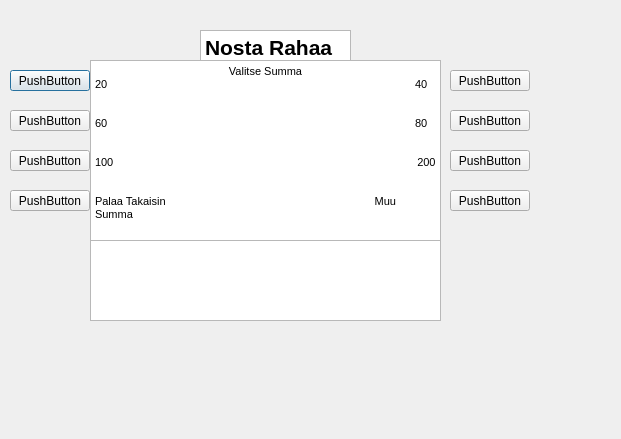
Old version of the form bankautomat/nostarahaa.ui in the repository tvt21kmo-bank-project/group_6.
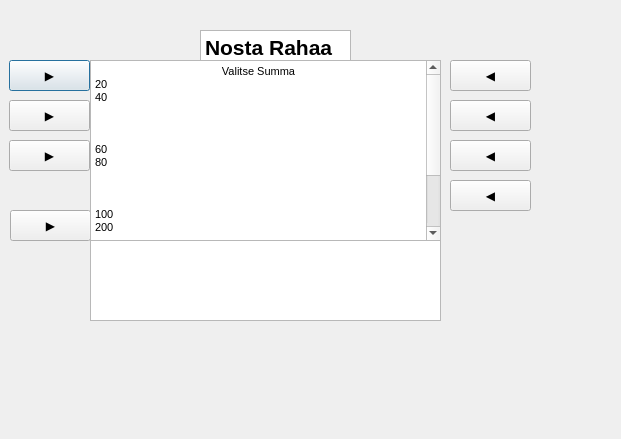
New version of the form.

Diff of the .ui file:
```diff
--- a/bankautomat/nostarahaa.ui
+++ b/bankautomat/nostarahaa.ui
@@ -16,105 +16,105 @@
   <widget class="QPushButton" name="pushButton_20">
    <property name="geometry">
     <rect>
-     <x>10</x>
-     <y>70</y>
-     <width>80</width>
-     <height>21</height>
+     <x>9</x>
+     <y>60</y>
+     <width>81</width>
+     <height>31</height>
     </rect>
    </property>
    <property name="text">
-    <string>PushButton</string>
+    <string>▶️</string>
    </property>
   </widget>
   <widget class="QPushButton" name="pushButton_60">
    <property name="geometry">
     <rect>
-     <x>10</x>
-     <y>110</y>
-     <width>80</width>
-     <height>21</height>
+     <x>9</x>
+     <y>100</y>
+     <width>81</width>
+     <height>31</height>
     </rect>
    </property>
    <property name="text">
-    <string>PushButton</string>
+    <string>▶️</string>
    </property>
   </widget>
   <widget class="QPushButton" name="pushButton_100">
    <property name="geometry">
     <rect>
-     <x>10</x>
-     <y>150</y>
-     <width>80</width>
-     <height>21</height>
+     <x>9</x>
+     <y>140</y>
+     <width>81</width>
+     <height>31</height>
     </rect>
    </property>
    <property name="text">
-    <string>PushButton</string>
+    <string>▶️</string>
    </property>
   </widget>
   <widget class="QPushButton" name="pushButton_Palaa">
    <property name="geometry">
     <rect>
      <x>10</x>
-     <y>190</y>
-     <width>80</width>
-     <height>21</height>
+     <y>210</y>
+     <width>81</width>
+     <height>31</height>
     </rect>
    </property>
    <property name="text">
-    <string>PushButton</string>
+    <string>▶️</string>
    </property>
   </widget>
   <widget class="QPushButton" name="pushButton_40">
    <property name="geometry">
     <rect>
      <x>450</x>
-     <y>70</y>
-     <width>80</width>
-     <height>21</height>
+     <y>60</y>
+     <width>81</width>
+     <height>31</height>
     </rect>
    </property>
    <property name="text">
-    <string>PushButton</string>
+    <string>◀️</string>
    </property>
   </widget>
   <widget class="QPushButton" name="pushButton_80">
    <property name="geometry">
     <rect>
      <x>450</x>
-     <y>110</y>
-     <width>80</width>
-     <height>21</height>
+     <y>100</y>
+     <width>81</width>
+     <height>31</height>
     </rect>
    </property>
    <property name="text">
-    <string>PushButton</string>
+    <string>◀️</string>
    </property>
   </widget>
   <widget class="QPushButton" name="pushButton_Muu_Summa">
    <property name="geometry">
     <rect>
      <x>450</x>
-     <y>190</y>
-     <width>80</width>
-     <height>21</height>
+     <y>180</y>
+     <width>81</width>
+     <height>31</height>
     </rect>
    </property>
    <property name="text">
-    <string>PushButton</string>
+    <string>◀️</string>
    </property>
   </widget>
   <widget class="QPushButton" name="pushButton_200">
    <property name="geometry">
     <rect>
      <x>450</x>
-     <y>150</y>
-     <width>80</width>
-     <height>21</height>
+     <y>140</y>
+     <width>81</width>
+     <height>31</height>
     </rect>
    </property>
    <property name="text">
-    <string>PushButton</string>
+    <string>◀️</string>
    </property>
   </widget>
   <widget class="QTextBrowser" name="textBrowser">
@@ -128,10 +128,10 @@
    </property>
    <property name="html">
     <string>&lt;!DOCTYPE HTML PUBLIC &quot;-//W3C//DTD HTML 4.0//EN&quot; &quot;http://www.w3.org/TR/REC-html40/strict.dtd&quot;&gt;
-&lt;html&gt;&lt;head&gt;&lt;meta name=&quot;qrichtext&quot; content=&quot;1&quot; /&gt;&lt;style type=&quot;text/css&quot;&gt;
+&lt;html&gt;&lt;head&gt;&lt;meta name=&quot;qrichtext&quot; content=&quot;1&quot; /&gt;&lt;meta charset=&quot;utf-8&quot; /&gt;&lt;style type=&quot;text/css&quot;&gt;
 p, li { white-space: pre-wrap; }
-&lt;/style&gt;&lt;/head&gt;&lt;body style=&quot; font-family:'MS Shell Dlg 2'; font-size:8.25pt; font-weight:400; font-style:normal;&quot;&gt;
-&lt;p style=&quot; margin-top:0px; margin-bottom:0px; margin-left:0px; margin-right:0px; -qt-block-indent:0; text-indent:0px;&quot;&gt;&lt;span style=&quot; font-size:16pt; font-weight:600;&quot;&gt;Nosta Rahaa&lt;/span&gt;&lt;/p&gt;&lt;/body&gt;&lt;/html&gt;</string>
+&lt;/style&gt;&lt;/head&gt;&lt;body style=&quot; font-family:'.AppleSystemUIFont'; font-size:13pt; font-weight:400; font-style:normal;&quot;&gt;
+&lt;p style=&quot; margin-top:0px; margin-bottom:0px; margin-left:0px; margin-right:0px; -qt-block-indent:0; text-indent:0px;&quot;&gt;&lt;span style=&quot; font-family:'MS Shell Dlg 2'; font-size:16pt; font-weight:600;&quot;&gt;Nosta Rahaa&lt;/span&gt;&lt;/p&gt;&lt;/body&gt;&lt;/html&gt;</string>
    </property>
   </widget>
   <widget class="QTextBrowser" name="textBrowser_2">
@@ -145,20 +145,25 @@
    </property>
    <property name="html">
     <string>&lt;!DOCTYPE HTML PUBLIC &quot;-//W3C//DTD HTML 4.0//EN&quot; &quot;http://www.w3.org/TR/REC-html40/strict.dtd&quot;&gt;
-&lt;html&gt;&lt;head&gt;&lt;meta name=&quot;qrichtext&quot; content=&quot;1&quot; /&gt;&lt;style type=&quot;text/css&quot;&gt;
+&lt;html&gt;&lt;head&gt;&lt;meta name=&quot;qrichtext&quot; content=&quot;1&quot; /&gt;&lt;meta charset=&quot;utf-8&quot; /&gt;&lt;style type=&quot;text/css&quot;&gt;
 p, li { white-space: pre-wrap; }
-&lt;/style&gt;&lt;/head&gt;&lt;body style=&quot; font-family:'MS Shell Dlg 2'; font-size:8.25pt; font-weight:400; font-style:normal;&quot;&gt;
-&lt;p align=&quot;center&quot; style=&quot; margin-top:0px; margin-bottom:0px; margin-left:0px; margin-right:0px; -qt-block-indent:0; text-indent:0px;&quot;&gt;Valitse Summa&lt;/p&gt;
-&lt;p style=&quot; margin-top:0px; margin-bottom:0px; margin-left:0px; margin-right:0px; -qt-block-indent:0; text-indent:0px;&quot;&gt;20				40&lt;/p&gt;
-&lt;p style=&quot;-qt-paragraph-type:empty; margin-top:0px; margin-bottom:0px; margin-left:0px; margin-right:0px; -qt-block-indent:0; text-indent:0px;&quot;&gt;&lt;br /&gt;&lt;/p&gt;
-&lt;p style=&quot;-qt-paragraph-type:empty; margin-top:0px; margin-bottom:0px; margin-left:0px; margin-right:0px; -qt-block-indent:0; text-indent:0px;&quot;&gt;&lt;br /&gt;&lt;/p&gt;
-&lt;p style=&quot; margin-top:0px; margin-bottom:0px; margin-left:0px; margin-right:0px; -qt-block-indent:0; text-indent:0px;&quot;&gt;60				80&lt;/p&gt;
-&lt;p style=&quot;-qt-paragraph-type:empty; margin-top:0px; margin-bottom:0px; margin-left:0px; margin-right:0px; -qt-block-indent:0; text-indent:0px;&quot;&gt;&lt;br /&gt;&lt;/p&gt;
-&lt;p style=&quot;-qt-paragraph-type:empty; margin-top:0px; margin-bottom:0px; margin-left:0px; margin-right:0px; -qt-block-indent:0; text-indent:0px;&quot;&gt;&lt;br /&gt;&lt;/p&gt;
-&lt;p style=&quot; margin-top:0px; margin-bottom:0px; margin-left:0px; margin-right:0px; -qt-block-indent:0; text-indent:0px;&quot;&gt;100			                           200&lt;/p&gt;
-&lt;p style=&quot;-qt-paragraph-type:empty; margin-top:0px; margin-bottom:0px; margin-left:0px; margin-right:0px; -qt-block-indent:0; text-indent:0px;&quot;&gt;&lt;br /&gt;&lt;/p&gt;
-&lt;p style=&quot;-qt-paragraph-type:empty; margin-top:0px; margin-bottom:0px; margin-left:0px; margin-right:0px; -qt-block-indent:0; text-indent:0px;&quot;&gt;&lt;br /&gt;&lt;/p&gt;
-&lt;p style=&quot; margin-top:0px; margin-bottom:0px; margin-left:0px; margin-right:0px; -qt-block-indent:0; text-indent:0px;&quot;&gt;Palaa Takaisin 			             Muu Summa&lt;/p&gt;&lt;/body&gt;&lt;/html&gt;</string>
+&lt;/style&gt;&lt;/head&gt;&lt;body style=&quot; font-family:'.AppleSystemUIFont'; font-size:13pt; font-weight:400; font-style:normal;&quot;&gt;
+&lt;p align=&quot;center&quot; style=&quot; margin-top:0px; margin-bottom:0px; margin-left:0px; margin-right:0px; -qt-block-indent:0; text-indent:0px;&quot;&gt;&lt;span style=&quot; font-family:'MS Shell Dlg 2'; font-size:8.25pt;&quot;&gt;Valitse Summa&lt;/span&gt;&lt;/p&gt;
+&lt;p style=&quot; margin-top:0px; margin-bottom:0px; margin-left:0px; margin-right:0px; -qt-block-indent:0; text-indent:0px;&quot;&gt;&lt;span style=&quot; font-family:'MS Shell Dlg 2'; font-size:8.25pt;&quot;&gt;20				40&lt;/span&gt;&lt;/p&gt;
+&lt;p style=&quot;-qt-paragraph-type:empty; margin-top:0px; margin-bottom:0px; margin-left:0px; margin-right:0px; -qt-block-indent:0; text-indent:0px; font-family:'MS Shell Dlg 2'; font-size:8.25pt;&quot;&gt;&lt;br /&gt;&lt;/p&gt;
+&lt;p style=&quot;-qt-paragraph-type:empty; margin-top:0px; margin-bottom:0px; margin-left:0px; margin-right:0px; -qt-block-indent:0; text-indent:0px; font-family:'MS Shell Dlg 2'; font-size:8.25pt;&quot;&gt;&lt;br /&gt;&lt;/p&gt;
+&lt;p style=&quot;-qt-paragraph-type:empty; margin-top:0px; margin-bottom:0px; margin-left:0px; margin-right:0px; -qt-block-indent:0; text-indent:0px; font-family:'MS Shell Dlg 2'; font-size:8.25pt;&quot;&gt;&lt;br /&gt;&lt;/p&gt;
+&lt;p style=&quot; margin-top:0px; margin-bottom:0px; margin-left:0px; margin-right:0px; -qt-block-indent:0; text-indent:0px;&quot;&gt;&lt;span style=&quot; font-family:'MS Shell Dlg 2'; font-size:8.25pt;&quot;&gt;60				80&lt;/span&gt;&lt;/p&gt;
+&lt;p style=&quot;-qt-paragraph-type:empty; margin-top:0px; margin-bottom:0px; margin-left:0px; margin-right:0px; -qt-block-indent:0; text-indent:0px; font-family:'MS Shell Dlg 2'; font-size:8.25pt;&quot;&gt;&lt;br /&gt;&lt;/p&gt;
+&lt;p style=&quot;-qt-paragraph-type:empty; margin-top:0px; margin-bottom:0px; margin-left:0px; margin-right:0px; -qt-block-indent:0; text-indent:0px; font-family:'MS Shell Dlg 2'; font-size:8.25pt;&quot;&gt;&lt;br /&gt;&lt;/p&gt;
+&lt;p style=&quot;-qt-paragraph-type:empty; margin-top:0px; margin-bottom:0px; margin-left:0px; margin-right:0px; -qt-block-indent:0; text-indent:0px; font-family:'MS Shell Dlg 2'; font-size:8.25pt;&quot;&gt;&lt;br /&gt;&lt;/p&gt;
+&lt;p style=&quot; margin-top:0px; margin-bottom:0px; margin-left:0px; margin-right:0px; -qt-block-indent:0; text-indent:0px;&quot;&gt;&lt;span style=&quot; font-family:'MS Shell Dlg 2'; font-size:8.25pt;&quot;&gt;100			                            200&lt;/span&gt;&lt;/p&gt;
+&lt;p style=&quot;-qt-paragraph-type:empty; margin-top:0px; margin-bottom:0px; margin-left:0px; margin-right:0px; -qt-block-indent:0; text-indent:0px; font-family:'MS Shell Dlg 2'; font-size:8.25pt;&quot;&gt;&lt;br /&gt;&lt;/p&gt;
+&lt;p style=&quot;-qt-paragraph-type:empty; margin-top:0px; margin-bottom:0px; margin-left:0px; margin-right:0px; -qt-block-indent:0; text-indent:0px; font-family:'MS Shell Dlg 2'; font-size:8.25pt;&quot;&gt;&lt;br /&gt;&lt;/p&gt;
+&lt;p style=&quot;-qt-paragraph-type:empty; margin-top:0px; margin-bottom:0px; margin-left:0px; margin-right:0px; -qt-block-indent:0; text-indent:0px; font-family:'MS Shell Dlg 2'; font-size:8.25pt;&quot;&gt;&lt;br /&gt;&lt;/p&gt;
+&lt;p style=&quot; margin-top:0px; margin-bottom:0px; margin-left:0px; margin-right:0px; -qt-block-indent:0; text-indent:0px;&quot;&gt;&lt;span style=&quot; font-family:'MS Shell Dlg 2'; font-size:8.25pt;&quot;&gt;			               Muu Summa&lt;/span&gt;&lt;/p&gt;
+&lt;p style=&quot;-qt-paragraph-type:empty; margin-top:0px; margin-bottom:0px; margin-left:0px; margin-right:0px; -qt-block-indent:0; text-indent:0px; font-family:'MS Shell Dlg 2'; font-size:8.25pt;&quot;&gt;&lt;br /&gt;&lt;/p&gt;
+&lt;p style=&quot; margin-top:0px; margin-bottom:0px; margin-left:0px; margin-right:0px; -qt-block-indent:0; text-indent:0px;&quot;&gt;&lt;span style=&quot; font-family:'MS Shell Dlg 2'; font-size:8.25pt;&quot;&gt;Palaa Takaisin 			           &lt;/span&gt;&lt;/p&gt;&lt;/body&gt;&lt;/html&gt;</string>
    </property>
   </widget>
   <widget class="QTextBrowser" name="textBrowser_Infokentta">
```
